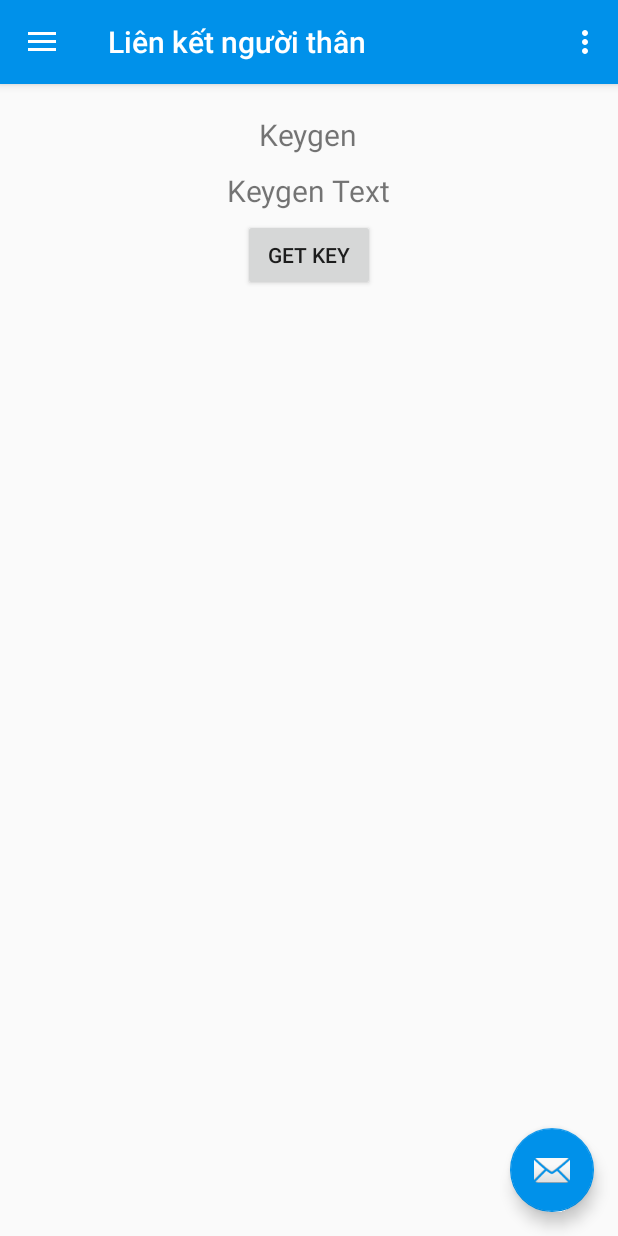
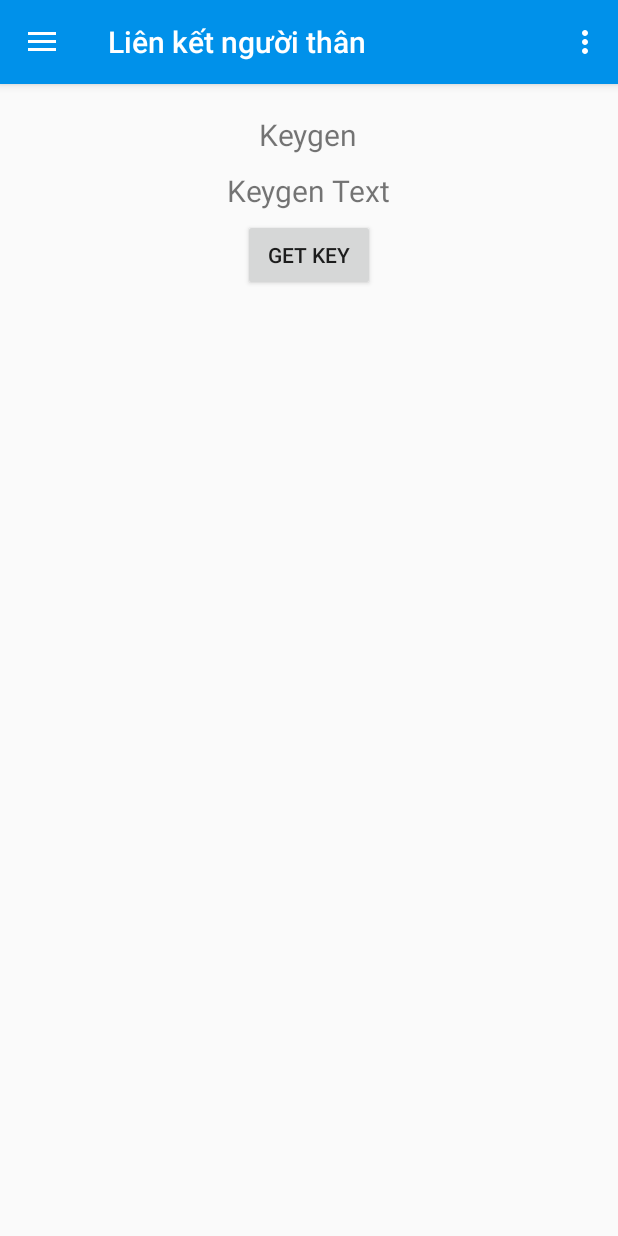
Before and after one commit to PearKMA/AppAndroid, an Android app: the MainActivity screen opened directly, with no data from a screen before it, after a tap on "Liên kết người thân", on a phone screen of 412 x 824 dp. Run offline under Robolectric (Android 15) with nearby library versions, the phone set to English and light mode, and no system bars; our stand-ins replace Firebase (no records; nobody signed in at launch, a user with empty details on screens opened directly); 2 statements that could not run were skipped; 1 other tap on this screen came first.

Commit message:
Thay đổi : - post neww2

```diff
--- a/app/src/main/res/layout/app_bar_main.xml
+++ b/app/src/main/res/layout/app_bar_main.xml
@@ -14,20 +14,14 @@
         <android.support.v7.widget.Toolbar
             android:id="@+id/toolbar"
             android:layout_width="match_parent"
-            android:layout_height="?attr/actionBarSize"
-            android:background="?attr/colorPrimary"
+            android:layout_height="wrap_content"
+            android:background="@color/mauChuDao"
             app:popupTheme="@style/AppTheme.PopupOverlay" />
 
     </android.support.design.widget.AppBarLayout>
 
     <include layout="@layout/content_main" />
 
-    <android.support.design.widget.FloatingActionButton
-        android:id="@+id/fab"
-        android:layout_width="wrap_content"
-        android:layout_height="wrap_content"
-        android:layout_gravity="bottom|end"
-        android:layout_margin="@dimen/fab_margin"
-        app:srcCompat="@android:drawable/ic_dialog_email" />
+
 
 </android.support.design.widget.CoordinatorLayout>
```
